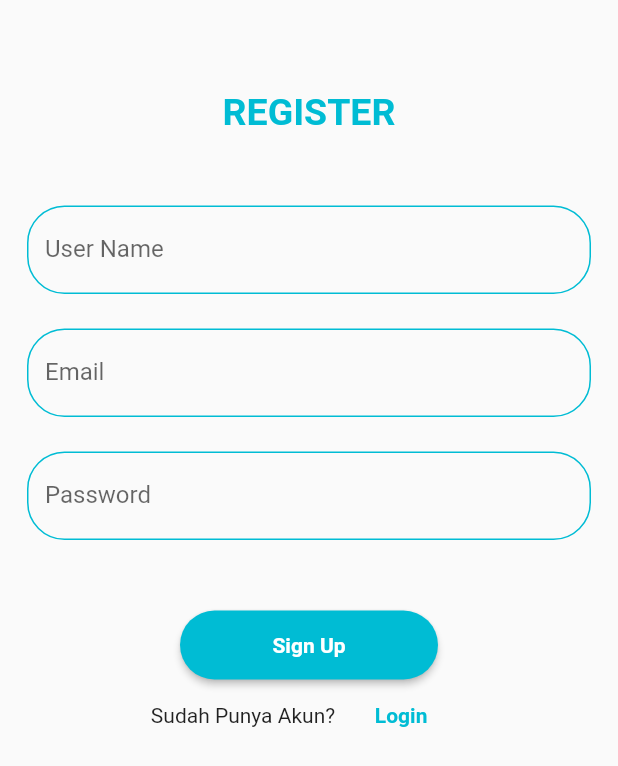
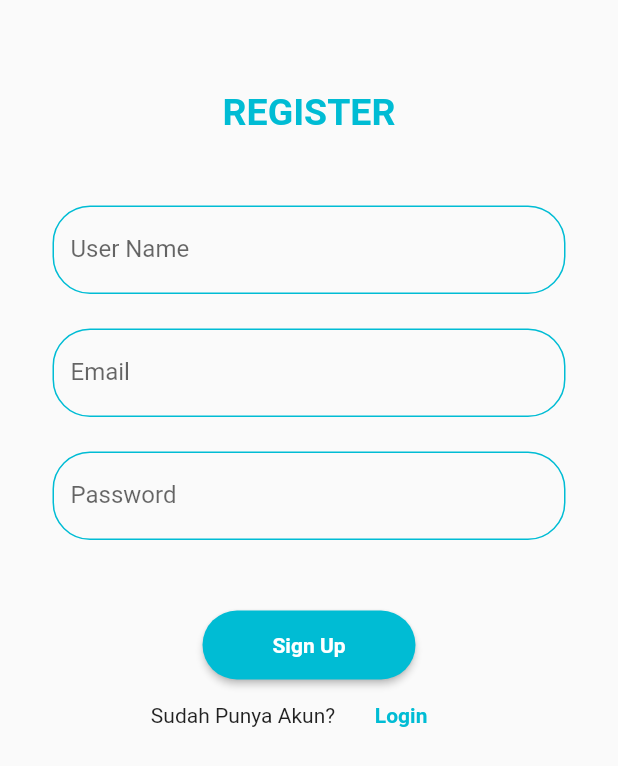
Before and after one commit to muhazam/udacoding_flutter, a Flutter app: the screen it shows after launch, after a tap on "SignUp", on a phone screen of 412 x 824 dp. Shown: the top 766 px of the screen. Run offline on Flutter 3.47's test engine with Material 2 defaults, Android fonts, the phone set to English and light mode, and no system bars.

Commit message:
done add file .apk

```diff
--- a/task_week1/lib/screen/loginScreen.dart
+++ b/task_week1/lib/screen/loginScreen.dart
@@ -45,7 +45,7 @@ class _LoginScreenState extends State<LoginScreen> {
               ),
             ),
             Container(
-              padding: EdgeInsets.all(18.0),
+              padding: EdgeInsets.fromLTRB(35, 18, 35, 18),
               child: Theme(
                 data: Theme.of(context).copyWith(primaryColor: Colors.cyan),
                 child: TextField(
@@ -60,7 +60,7 @@ class _LoginScreenState extends State<LoginScreen> {
               ),
             ),
             Container(
-              padding: EdgeInsets.fromLTRB(18, 5, 18, 0),
+              padding: EdgeInsets.fromLTRB(35, 5, 35, 0),
               child: Theme(
                 data: Theme.of(context).copyWith(
                     primaryColor:
@@ -85,7 +85,7 @@ class _LoginScreenState extends State<LoginScreen> {
             ),
             Container(
               height: 53,
-              padding: EdgeInsets.fromLTRB(120, 7, 120, 0),
+              padding: EdgeInsets.fromLTRB(135, 7, 135, 0),
               child: RaisedButton(
                 color: Colors.cyan,
                 shape: RoundedRectangleBorder(
--- a/task_week1/lib/screen/registerScreen.dart
+++ b/task_week1/lib/screen/registerScreen.dart
@@ -34,7 +34,7 @@ class _RegisterScreenState extends State<RegisterScreen> {
             height: 20.0,
           ),
           Container(
-            padding: EdgeInsets.all(18.0),
+            padding: EdgeInsets.fromLTRB(35, 18, 35, 18),
             child: Theme(
               data: Theme.of(context).copyWith(primaryColor: Colors.cyan),
               child: TextField(
@@ -49,7 +49,7 @@ class _RegisterScreenState extends State<RegisterScreen> {
             ),
           ),
           Container(
-            padding: EdgeInsets.fromLTRB(18, 5, 18, 18),
+            padding: EdgeInsets.fromLTRB(35, 5, 35, 18),
             child: Theme(
               data: Theme.of(context).copyWith(primaryColor: Colors.cyan),
               child: TextField(
@@ -64,7 +64,7 @@ class _RegisterScreenState extends State<RegisterScreen> {
             ),
           ),
           Container(
-            padding: EdgeInsets.fromLTRB(18, 5, 18, 0),
+            padding: EdgeInsets.fromLTRB(35, 5, 35, 0),
             child: Theme(
               data: Theme.of(context).copyWith(
                   primaryColor:
@@ -89,7 +89,7 @@ class _RegisterScreenState extends State<RegisterScreen> {
           ),
           Container(
             height: 53,
-            padding: EdgeInsets.fromLTRB(120, 7, 120, 0),
+            padding: EdgeInsets.fromLTRB(135, 7, 135, 0),
             child: RaisedButton(
               color: Colors.cyan,
               shape: RoundedRectangleBorder(
```
